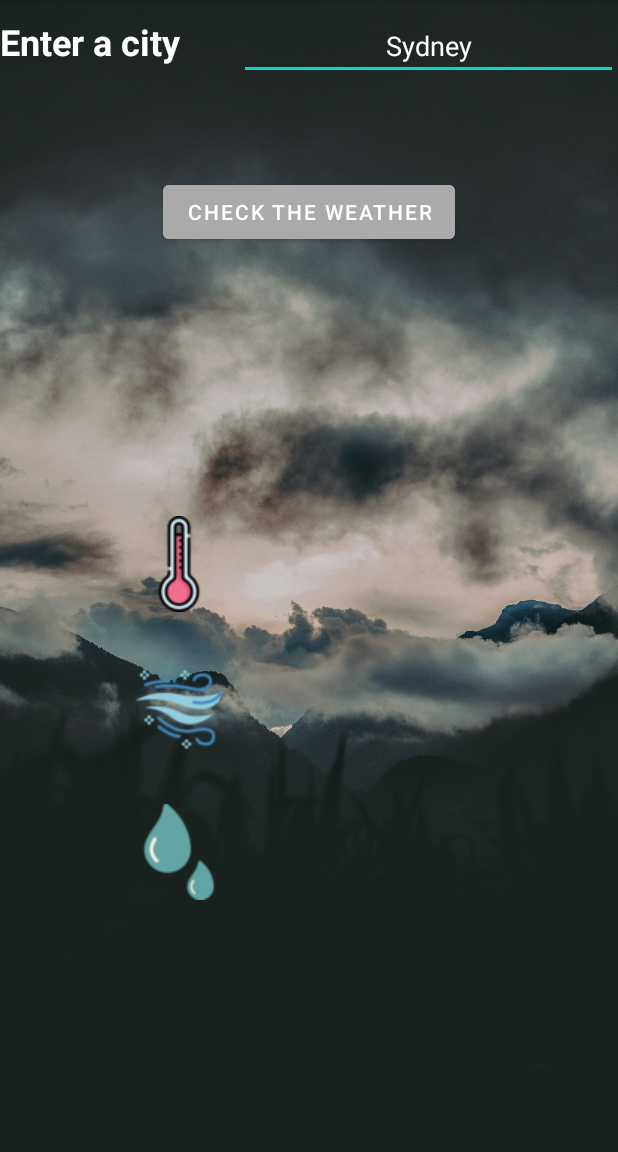
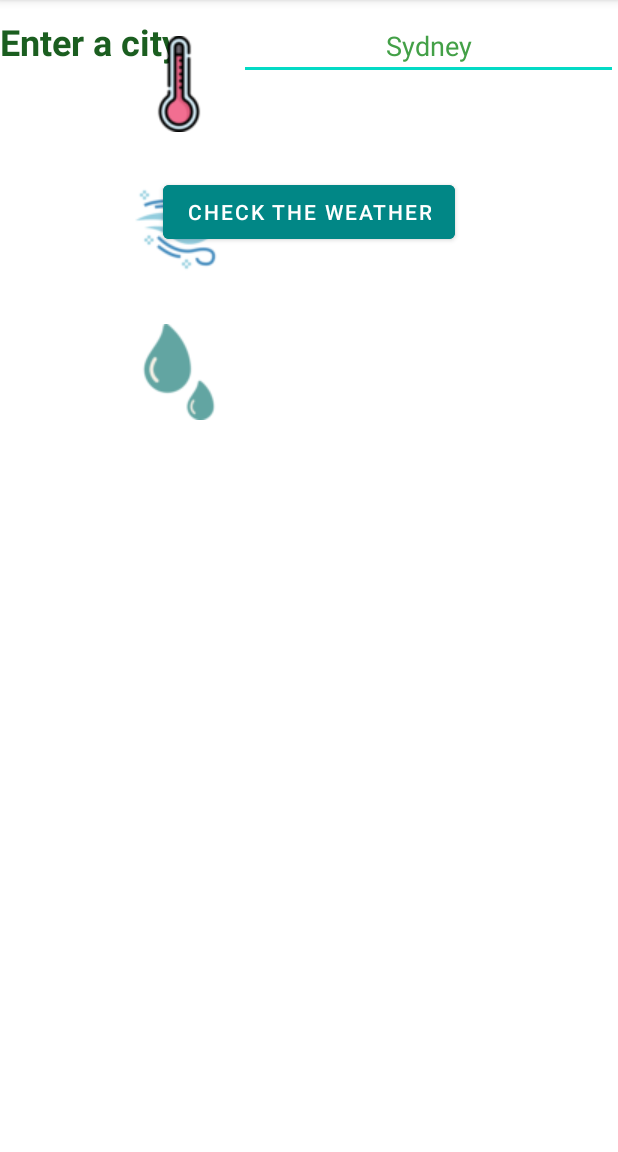
Before and after one commit to prateek-ml/whats-the-weather-app, an Android app: the screen it shows after launch (MainActivity), on a phone screen of 412 x 824 dp, the part 84-1236 px from its top. Run offline under Robolectric (Android 15) with nearby library versions, the phone set to English and light mode, and no system bars.

Commit message:
Change display background and theme

```diff
--- a/app/src/main/res/layout/activity_main.xml
+++ b/app/src/main/res/layout/activity_main.xml
@@ -5,19 +5,6 @@
     android:layout_width="match_parent"
     android:layout_height="match_parent"
     tools:context=".MainActivity">
-
-    <ImageView
-        android:id="@+id/imageView3"
-        android:layout_width="wrap_content"
-        android:layout_height="wrap_content"
-        android:scaleType="centerCrop"
-        app:layout_constraintBottom_toBottomOf="parent"
-        app:layout_constraintEnd_toEndOf="parent"
-        app:layout_constraintHorizontal_bias="1.0"
-        app:layout_constraintStart_toStartOf="parent"
-        app:layout_constraintTop_toTopOf="parent"
-        app:layout_constraintVertical_bias="0.0"
-        app:srcCompat="@drawable/background2" />
 
     <LinearLayout
         android:id="@+id/linearLayout"
@@ -37,7 +24,7 @@
             android:text="Enter a city"
             android:textAlignment="viewStart"
             android:textAllCaps="false"
-            android:textColor="#FFFFFF"
+            android:textColor="#1B5E20"
             android:textSize="24sp"
             android:textStyle="bold" />
 
@@ -50,7 +37,7 @@
             android:inputType="textPersonName"
             android:text="Sydney"
             android:textAlignment="center"
-            android:textColor="#FFFFFF" />
+            android:textColor="#43A047" />
 
     </LinearLayout>
 
@@ -58,13 +45,11 @@
         android:id="@+id/linearLayout2"
         android:layout_width="0dp"
         android:layout_height="wrap_content"
-        android:layout_marginTop="160dp"
         android:orientation="vertical"
-        app:layout_constraintBottom_toBottomOf="@+id/imageView3"
         app:layout_constraintEnd_toEndOf="parent"
         app:layout_constraintHorizontal_bias="0.5"
         app:layout_constraintStart_toStartOf="parent"
-        app:layout_constraintTop_toTopOf="@+id/imageView3">
+        tools:layout_editor_absoluteY="302dp">
 
         <LinearLayout
             android:layout_width="match_parent"
@@ -88,7 +73,7 @@
                 android:layout_weight="1"
                 android:gravity="center"
                 android:textAlignment="center"
-                android:textColor="#FFFFFF"
+                android:textColor="#D50000"
                 android:textSize="20sp"
                 android:textStyle="bold" />
         </LinearLayout>
@@ -115,7 +100,7 @@
                 android:layout_weight="1"
                 android:gravity="center"
                 android:textAlignment="center"
-                android:textColor="#FFFFFF"
+                android:textColor="#304FFE"
                 android:textSize="20sp"
                 android:textStyle="bold" />
         </LinearLayout>
@@ -142,7 +127,7 @@
                 android:layout_weight="1"
                 android:gravity="center"
                 android:textAlignment="center"
-                android:textColor="#FFFFFF"
+                android:textColor="#00BFA5"
                 android:textSize="20sp"
                 android:textStyle="bold" />
         </LinearLayout>
@@ -153,7 +138,7 @@
         android:layout_width="wrap_content"
         android:layout_height="wrap_content"
         android:layout_marginTop="64dp"
-        android:backgroundTint="@android:color/darker_gray"
+        android:backgroundTint="@color/teal_700"
         android:onClick="getWeatherData"
         android:text="Check the Weather"
         app:layout_constraintEnd_toEndOf="parent"
@@ -167,7 +152,7 @@
         android:layout_marginTop="32dp"
         android:gravity="center"
         android:textAlignment="center"
-        android:textColor="#FFFFFF"
+        android:textColor="#039BE5"
         android:textSize="30sp"
         android:textStyle="bold"
         app:layout_constraintBottom_toTopOf="@id/linearLayout2"
```
